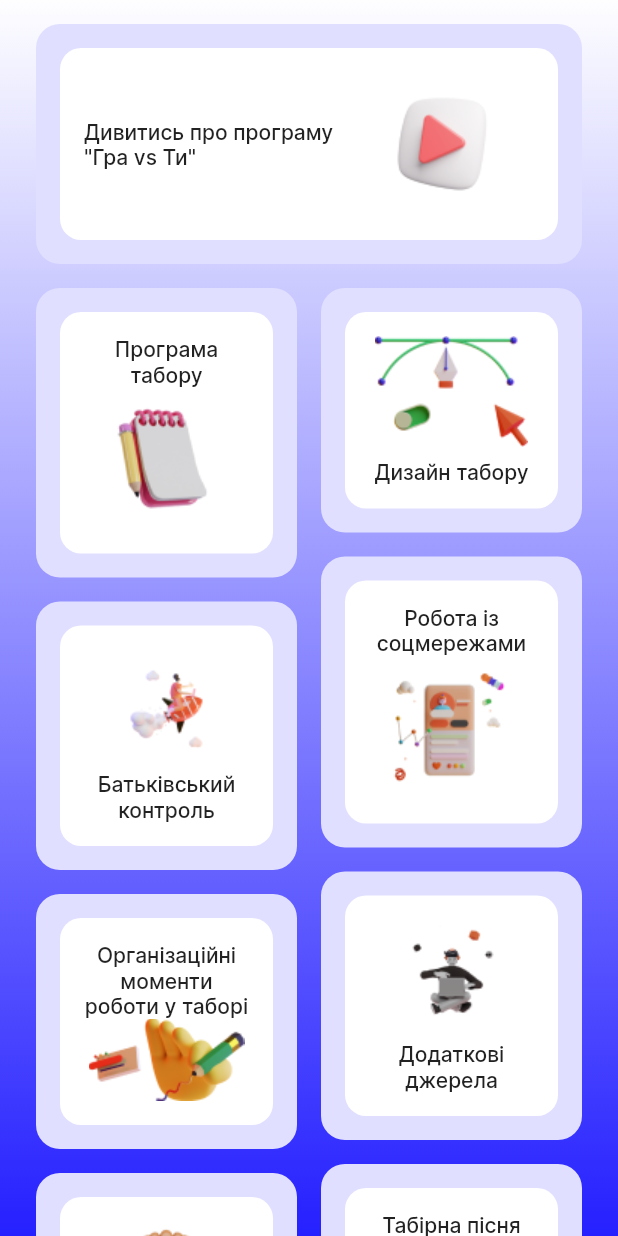
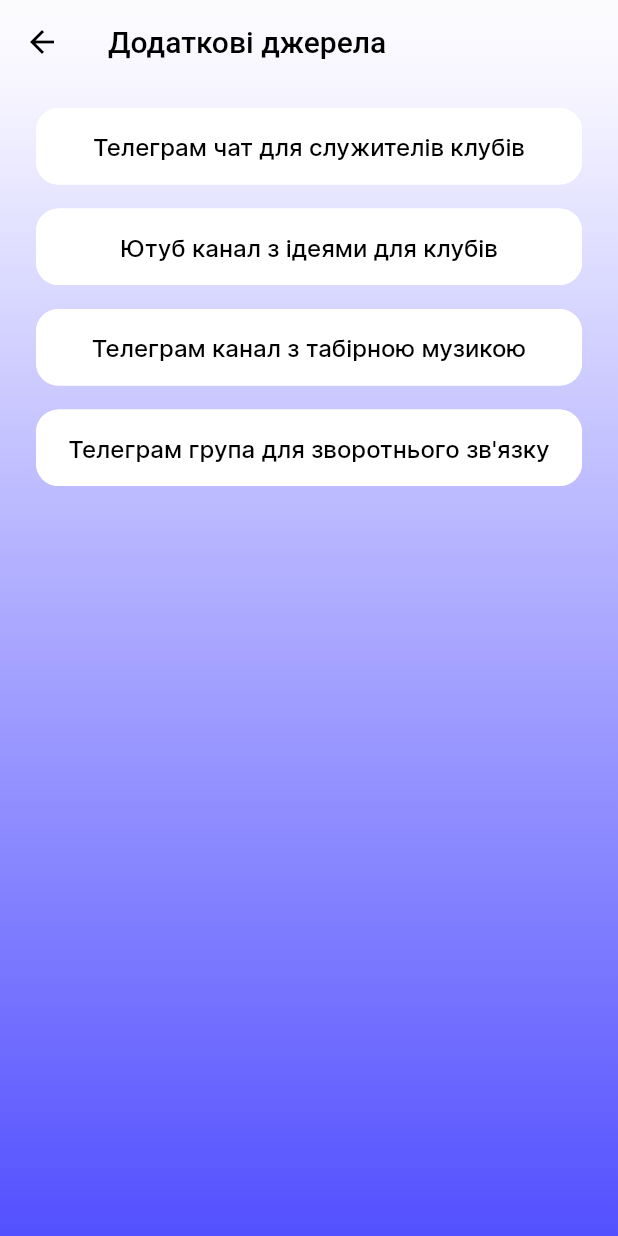
Before and after one commit to Tony-Kovalov/Camps, a Flutter app: the MyHomePageContent2 widget shown alone on an empty page, opened directly, after a tap on "Додаткові джерела", on a phone screen of 412 x 824 dp. Run offline on Flutter 3.47's test engine with Material 2 defaults, Android fonts, the phone set to English and light mode, and no system bars; our stand-ins replace assets_audio_player, bloc, equatable, flutter_bloc, flutter_svg, flutter_widget_from_html and 4 more; accounts and stored records are empty.

Commit message:
Add additional res page

```diff
--- /dev/null
+++ b/lib/features/home_menu/presentation/pages/additional_res2.dart
@@ -0,0 +1,95 @@
+import 'package:camps_program/features/home_menu/presentation/widgets/camp_card.dart';
+import 'package:flutter/cupertino.dart';
+import 'package:flutter/foundation.dart';
+import 'package:flutter/material.dart';
+import 'package:flutter/widgets.dart';
+import 'package:url_launcher/url_launcher.dart';
+
+import '../widgets/second_menu_card2.dart';
+
+class AdditionalRes2 extends StatelessWidget {
+  const AdditionalRes2({Key? key}) : super(key: key);
+
+  @override
+  Widget build(BuildContext context) {
+    return Scaffold(
+      appBar: AppBar(
+        title: Text("Додаткові джерела"),
+        elevation: 0,
+        flexibleSpace: Container(
+          decoration: const BoxDecoration(
+            gradient: LinearGradient(
+              begin: Alignment.topCenter,
+              end: Alignment.bottomCenter,
+              colors: <Color>[Color(0xfffcfcfe), Color(0xfff7f6ff)],
+            ),
+          ),
+        ),
+      ),
+      body: Container(
+        padding: const EdgeInsets.symmetric(horizontal: 24.0),
+        width: double.infinity,
+        height: double.infinity,
+        decoration: const BoxDecoration(
+          gradient: LinearGradient(
+            begin: Alignment.topCenter,
+            end: Alignment.bottomCenter,
+            colors: [Color(0xfff7f6ff), Color(0xff5350ff)],
+          ),
+        ),
+        child: SingleChildScrollView(
+          child: Column(
+            mainAxisAlignment: MainAxisAlignment.start,
+            crossAxisAlignment: CrossAxisAlignment.start,
+            children: [
+              const SizedBox(height: 16),
+              SecondMenuCard2(
+                title: "Телеграм чат для служителів клубів",
+                isOpenEffectEnabled: false,
+                onTap: () {
+                  _launchURL("https://t.me/christianclubs");
+                },
+                isVisibleIcon: false,
+              ),
+              const SizedBox(height: 16),
+              SecondMenuCard2(
+                title: "Ютуб канал з ідеями для клубів",
+                isOpenEffectEnabled: false,
+                onTap: () {
+                  _launchURL("https://www.youtube.com/@KoloDruzivLviv");
+                },
+                isVisibleIcon: false,
+              ),
+              const SizedBox(height: 16),
+              SecondMenuCard2(
+                title: "Телеграм канал з табірною музикою",
+                isOpenEffectEnabled: false,
+                onTap: () {
+                  _launchURL("https://t.me/joinchat/AAAAAFXklGmUMlBJSpGuPw");
+                },
+                isVisibleIcon: false,
+              ),
+              const SizedBox(height: 16),
+              SecondMenuCard2(
+                title: "Телеграм група для зворотнього зв'язку",
+                isOpenEffectEnabled: false,
+                onTap: () {
+                  _launchURL("https://t.me/+L9l995gD74U5ODZi");
+                },
+                isVisibleIcon: false,
+              ),
+              const SizedBox(height: 16),
+            ],
+          ),
+        ),
+      ),
+    );
+  }
+
+  _launchURL(String url) async {
+    final uri = Uri.parse(url);
+    if (await canLaunchUrl(uri)) {
+      await launchUrl(uri);
+    }
+  }
+}
--- a/lib/features/home_menu/presentation/pages/choose_program.dart
+++ b/lib/features/home_menu/presentation/pages/choose_program.dart
@@ -76,7 +76,7 @@ class ChooseProgram extends StatelessWidget {
               },
               title:
               "Програма денного табору \"Гра vs Ти\"",
-              imgAsset: "images/logo.png",
+              imgAsset: "images/logo_2_0.jpg",
             ),
           ],
         ),
--- a/lib/features/home_menu/presentation/pages/home_content_2.dart
+++ b/lib/features/home_menu/presentation/pages/home_content_2.dart
@@ -1,4 +1,5 @@
 import 'package:camps_program/features/home_menu/data/general_repo.dart';
+import 'package:camps_program/features/home_menu/presentation/pages/additional_res2.dart';
 import 'package:camps_program/features/home_menu/presentation/pages/camp_song.dart';
 import 'package:camps_program/features/home_menu/presentation/pages/design_page2.dart';
 import 'package:camps_program/features/home_menu/presentation/pages/program_menu2.dart';
@@ -57,17 +58,22 @@ class MyHomePageContent2 extends StatelessWidget {
                       ),
                       const SizedBox(height: 16),
                       CampCard3(
+                        onTap: () {
+                          open(
+                            context,
+                            InfoPage1Bloc(
+                              title: "Батьківський контроль",
+                              texts: GeneralRepo.parentControlTexts,
+                              images: GeneralRepo.parentControlImages,
+                            ),
+                          );
+                        },
                         title: "Батьківський контроль",
                         imgAsset: "images/rocket.png",
                       ),
                       const SizedBox(height: 16),
                       CampCard2(
-                        title: "Організаційні моменти роботи у таборі",
-                        imgAsset: "images/management.png",
-                      ),
-                      const SizedBox(height: 16),
-                      CampCard3(
-                        onTap: (){
+                        onTap: () {
                           open(
                             context,
                             InfoPage1Bloc(
@@ -100,18 +106,16 @@ class MyHomePageContent2 extends StatelessWidget {
                       ),
                       const SizedBox(height: 16),
                       CampCard2(
-                        title: "Робота із соцмережами",
-                        imgAsset: "images/social.png",
-                      ),
-                      const SizedBox(height: 16),
-                      CampCard3(
+                        onTap: () {
+                          open(context, const AdditionalRes2());
+                        },
                         title: "Додаткові джерела",
                         imgAsset: "images/additional_sources.png",
                       ),
                       const SizedBox(height: 16),
-                      CampCard2(
+                      CampCard3(
                         onTap: () {
-                          open(context, CampSong());
+                          open(context, const CampSong());
                         },
                         title: "Табірна пісня",
                         imgAsset: "images/music.jpg",
--- a/lib/features/home_menu/presentation/widgets/second_menu_card2.dart
+++ b/lib/features/home_menu/presentation/widgets/second_menu_card2.dart
@@ -1,6 +1,7 @@
 import 'package:camps_program/app_colors.dart';
 import 'package:flutter/cupertino.dart';
 import 'package:flutter/material.dart';
+import 'package:flutter/widgets.dart';
 
 class SecondMenuCard2 extends StatefulWidget {
   SecondMenuCard2({
@@ -9,19 +10,21 @@ class SecondMenuCard2 extends StatefulWidget {
     required this.onTap,
     this.isOpened = false,
     this.isOpenEffectEnabled = true,
+    this.isVisibleIcon = true,
   }) : super(key: key);
 
   String title;
   Function() onTap;
   bool isOpened = false;
   bool isOpenEffectEnabled = true;
+  bool isVisibleIcon = true;
 
   @override
   State<SecondMenuCard2> createState() => _SecondMenuCardState2();
 }
 
 class _SecondMenuCardState2 extends State<SecondMenuCard2> {
-  Color backgroundColor = Color(0xffffffff);
+  Color backgroundColor = const Color(0xffffffff);
 
   @override
   Widget build(BuildContext context) {
@@ -52,7 +55,9 @@ class _SecondMenuCardState2 extends State<SecondMenuCard2> {
             crossAxisAlignment: CrossAxisAlignment.center,
             mainAxisAlignment: MainAxisAlignment.center,
             children: [
-              Text(
+              Expanded(
+                child: Text(
+                  textAlign: TextAlign.center,
                   widget.title,
                   style: TextStyle(
                     color: !widget.isOpened ? Colors.black : Colors.white,
@@ -60,11 +65,15 @@ class _SecondMenuCardState2 extends State<SecondMenuCard2> {
                     fontFamily: 'Inter',
                   ),
                 ),
-              Icon(
+              ),
+              Visibility(
+                visible: widget.isVisibleIcon,
+                child: Icon(
                   widget.isOpened
                       ? Icons.keyboard_arrow_down_outlined
                       : Icons.keyboard_arrow_right,
                   color: !widget.isOpened ? Colors.black : Colors.white,
+                ),
               ),
             ],
           ),
--- a/pubspec.yaml
+++ b/pubspec.yaml
@@ -267,6 +267,7 @@ flutter:
     - images/reward_system_11.png
     - images/reward_system_12.png
     - images/reward_system_13.png
+    - images/parent_control.png
     #    - pdfs/stations.pdf
     - assets/logo.svg
     - assets/settings.svg
```
Also changed, not shown: lib/features/home_menu/data/general_repo.dart (+37 -0 lines), lib/features/home_menu/presentation/pages/program_menu2.dart (+8 -8 lines), images/parent_control.png (added). Lines whose indentation alone changed are shown as unchanged.
